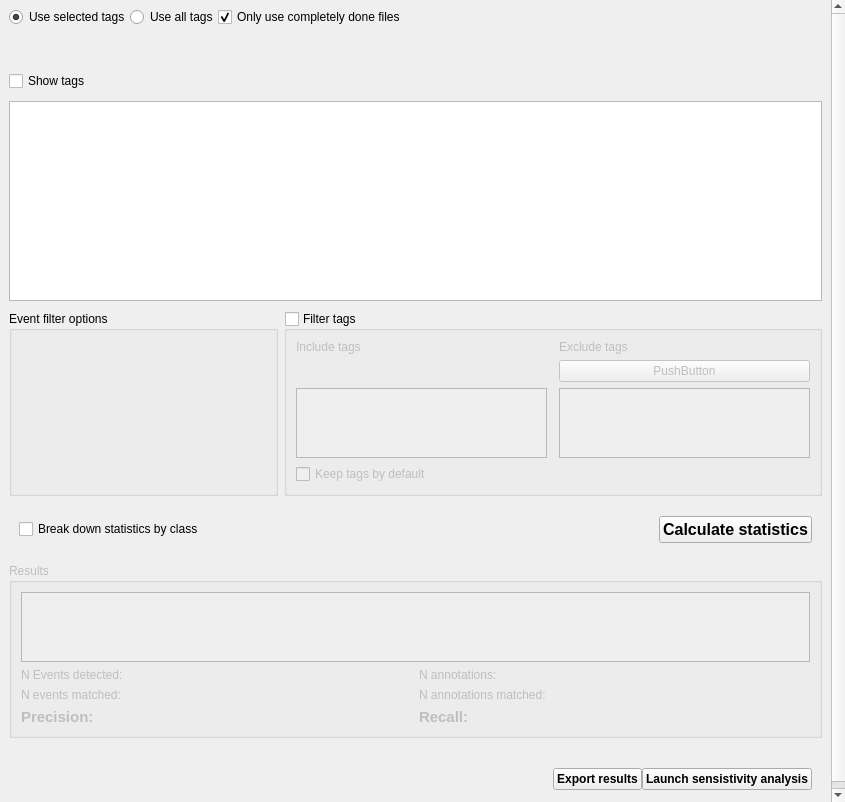
Above: src/gui/widgets/analysis/ui/detection_evaluator.ui from Vin985/ecosongs before the change. Below: the same form after it.
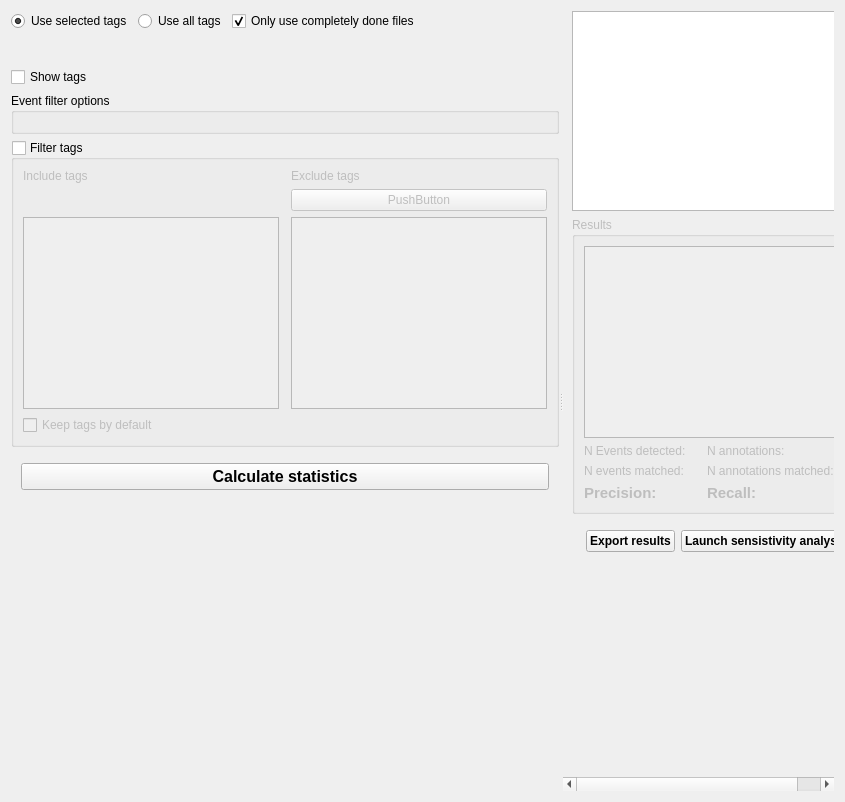
That is the form after the change. Custom widgets are drawn as their Qt base class.

What changed in the file:
```diff
--- a/src/gui/widgets/analysis/ui/detection_evaluator.ui
+++ b/src/gui/widgets/analysis/ui/detection_evaluator.ui
@@ -24,136 +24,54 @@
   <property name="windowTitle">
    <string>Form</string>
   </property>
-  <layout class="QVBoxLayout" name="verticalLayout_4">
-   <property name="spacing">
-    <number>0</number>
-   </property>
-   <property name="leftMargin">
-    <number>0</number>
-   </property>
-   <property name="topMargin">
-    <number>0</number>
-   </property>
-   <property name="rightMargin">
-    <number>0</number>
-   </property>
-   <property name="bottomMargin">
-    <number>0</number>
-   </property>
+  <layout class="QHBoxLayout" name="horizontalLayout_5">
    <item>
-    <widget class="QScrollArea" name="scrollArea">
-     <property name="frameShape">
-      <enum>QFrame::NoFrame</enum>
+    <widget class="QSplitter" name="splitter">
+     <property name="orientation">
+      <enum>Qt::Horizontal</enum>
      </property>
-     <property name="widgetResizable">
-      <bool>true</bool>
-     </property>
-     <widget class="QWidget" name="scrollAreaWidgetContents">
-      <property name="geometry">
-       <rect>
-        <x>0</x>
-        <y>0</y>
-        <width>831</width>
-        <height>837</height>
-       </rect>
-      </property>
-      <layout class="QGridLayout" name="gridLayout_3">
-       <property name="leftMargin">
-        <number>9</number>
-       </property>
-       <property name="topMargin">
-        <number>7</number>
-       </property>
-       <property name="rightMargin">
-        <number>9</number>
-       </property>
+     <widget class="QWidget" name="verticalLayoutWidget">
+      <layout class="QVBoxLayout" name="verticalLayout_5">
        <property name="bottomMargin">
-        <number>9</number>
+        <number>15</number>
        </property>
-       <property name="verticalSpacing">
-        <number>10</number>
-       </property>
-       <item row="17" column="0" colspan="2">
-        <layout class="QHBoxLayout" name="horizontalLayout_4">
-         <property name="leftMargin">
-          <number>10</number>
-         </property>
-         <property name="topMargin">
-          <number>10</number>
-         </property>
-         <property name="rightMargin">
-          <number>10</number>
-         </property>
-         <property name="bottomMargin">
-          <number>10</number>
-         </property>
+       <item>
+        <layout class="QHBoxLayout" name="horizontalLayout_3">
          <item>
-          <spacer name="horizontalSpacer_5">
-           <property name="orientation">
-            <enum>Qt::Horizontal</enum>
-           </property>
-           <property name="sizeHint" stdset="0">
-            <size>
-             <width>40</width>
-             <height>20</height>
-            </size>
-           </property>
-          </spacer>
-         </item>
-         <item>
-          <widget class="QPushButton" name="btn_export">
-           <property name="font">
-            <font>
-             <family>Ubuntu</family>
-             <weight>75</weight>
-             <bold>true</bold>
-            </font>
-           </property>
+          <widget class="QRadioButton" name="radio_selected">
            <property name="text">
-            <string>Export results</string>
+            <string>Use selected tags</string>
            </property>
+           <property name="checked">
+            <bool>true</bool>
+           </property>
+           <attribute name="buttonGroup">
+            <string notr="true">buttonGroup</string>
+           </attribute>
           </widget>
          </item>
          <item>
-          <widget class="QPushButton" name="btn_sensitivity">
-           <property name="font">
-            <font>
-             <family>Ubuntu</family>
-             <pointsize>9</pointsize>
-             <weight>75</weight>
-             <bold>true</bold>
-            </font>
-           </property>
+          <widget class="QRadioButton" name="radio_all">
            <property name="text">
-            <string>Launch sensistivity analysis</string>
+            <string>Use all tags</string>
            </property>
+           <attribute name="buttonGroup">
+            <string notr="true">buttonGroup</string>
+           </attribute>
           </widget>
          </item>
-        </layout>
-       </item>
-       <item row="7" column="0" colspan="2">
-        <layout class="QHBoxLayout" name="horizontalLayout_2">
-         <property name="leftMargin">
-          <number>10</number>
-         </property>
-         <property name="topMargin">
-          <number>10</number>
-         </property>
-         <property name="rightMargin">
-          <number>10</number>
-         </property>
-         <property name="bottomMargin">
-          <number>10</number>
-         </property>
          <item>
-          <widget class="QCheckBox" name="checkbox_by_class">
+          <widget class="QCheckBox" name="checkbox_only_done">
            <property name="text">
-            <string>Break down statistics by class</string>
+            <string>Only use completely done files</string>
            </property>
+           <property name="checked">
+            <bool>true</bool>
+           </property>
           </widget>
          </item>
          <item>
-          <spacer name="horizontalSpacer_4">
+          <spacer name="horizontalSpacer_2">
            <property name="orientation">
             <enum>Qt::Horizontal</enum>
            </property>
@@ -165,71 +83,57 @@
            </property>
           </spacer>
          </item>
+        </layout>
+       </item>
+       <item>
+        <layout class="QHBoxLayout" name="horizontalLayout">
+         <property name="leftMargin">
+          <number>5</number>
+         </property>
+         <property name="topMargin">
+          <number>5</number>
+         </property>
+         <property name="rightMargin">
+          <number>5</number>
+         </property>
+         <property name="bottomMargin">
+          <number>5</number>
+         </property>
          <item>
-          <widget class="QPushButton" name="btn_calculate">
-           <property name="font">
-            <font>
-             <family>Ubuntu</family>
-             <pointsize>12</pointsize>
-             <weight>75</weight>
-             <bold>true</bold>
-            </font>
-           </property>
+          <widget class="QLabel" name="lbl_selected_tags">
            <property name="text">
-            <string>Calculate statistics</string>
+            <string/>
            </property>
           </widget>
          </item>
         </layout>
        </item>
-       <item row="10" column="0">
-        <spacer name="verticalSpacer">
-         <property name="orientation">
-          <enum>Qt::Vertical</enum>
+       <item>
+        <widget class="QCheckBox" name="checkbox_show_tags">
+         <property name="text">
+          <string>Show tags</string>
          </property>
-         <property name="sizeHint" stdset="0">
-          <size>
-           <width>20</width>
-           <height>40</height>
-          </size>
-         </property>
-        </spacer>
+        </widget>
        </item>
-       <item row="10" column="0">
-        <widget class="QWidget" name="options_widget" native="true">
-         <property name="enabled">
-          <bool>true</bool>
+       <item>
+        <widget class="QGroupBox" name="groupBox">
+         <property name="sizePolicy">
+          <sizepolicy hsizetype="Preferred" vsizetype="Preferred">
+           <horstretch>1</horstretch>
+           <verstretch>0</verstretch>
+          </sizepolicy>
          </property>
-         <layout class="QVBoxLayout" name="verticalLayout">
-          <property name="leftMargin">
-           <number>0</number>
-          </property>
-          <property name="topMargin">
-           <number>0</number>
-          </property>
-          <property name="rightMargin">
-           <number>0</number>
-          </property>
-          <property name="bottomMargin">
-           <number>0</number>
-          </property>
+         <property name="title">
+          <string>Event filter options</string>
+         </property>
+         <layout class="QVBoxLayout" name="verticalLayout_3">
+          <item>
+           <widget class="SongEventsOptions" name="song_events_options" native="true"/>
+          </item>
          </layout>
         </widget>
        </item>
-       <item row="3" column="0" colspan="2">
-        <widget class="DataFrameTableView" name="table_tags">
-         <property name="minimumSize">
-          <size>
-           <width>0</width>
-           <height>200</height>
-          </size>
-         </property>
-         <attribute name="horizontalHeaderStretchLastSection">
-          <bool>true</bool>
-         </attribute>
-        </widget>
-       </item>
-       <item row="4" column="1">
+       <item>
         <widget class="QGroupBox" name="groupBox_2">
          <property name="enabled">
           <bool>true</bool>
@@ -253,26 +157,6 @@
           <property name="topMargin">
            <number>9</number>
           </property>
-          <item row="0" column="2">
-           <widget class="QLabel" name="label_10">
-            <property name="sizePolicy">
-             <sizepolicy hsizetype="Maximum" vsizetype="Preferred">
-              <horstretch>0</horstretch>
-              <verstretch>0</verstretch>
-             </sizepolicy>
-            </property>
-            <property name="text">
-             <string>Exclude tags</string>
-            </property>
-           </widget>
-          </item>
-          <item row="2" column="0">
-           <widget class="QListWidget" name="list_include_tag">
-            <property name="selectionMode">
-             <enum>QAbstractItemView::MultiSelection</enum>
-            </property>
-           </widget>
-          </item>
           <item row="0" column="0">
            <widget class="QLabel" name="label_8">
             <property name="sizePolicy">
@@ -286,13 +170,6 @@
             </property>
            </widget>
           </item>
-          <item row="3" column="0" colspan="2">
-           <widget class="QCheckBox" name="checkbox_keep_by_default">
-            <property name="text">
-             <string>Keep tags by default</string>
-            </property>
-           </widget>
-          </item>
           <item row="1" column="2">
            <widget class="QPushButton" name="pushButton">
             <property name="text">
@@ -307,290 +184,363 @@
             </property>
            </widget>
           </item>
-          <item row="4" column="0">
-           <spacer name="verticalSpacer_3">
-            <property name="orientation">
-             <enum>Qt::Vertical</enum>
+          <item row="2" column="0">
+           <widget class="QListWidget" name="list_include_tag">
+            <property name="selectionMode">
+             <enum>QAbstractItemView::MultiSelection</enum>
             </property>
-            <property name="sizeHint" stdset="0">
-             <size>
-              <width>20</width>
-              <height>40</height>
-             </size>
+           </widget>
+          </item>
+          <item row="0" column="2">
+           <widget class="QLabel" name="label_10">
+            <property name="sizePolicy">
+             <sizepolicy hsizetype="Maximum" vsizetype="Preferred">
+              <horstretch>0</horstretch>
+              <verstretch>0</verstretch>
+             </sizepolicy>
             </property>
-           </spacer>
+            <property name="text">
+             <string>Exclude tags</string>
+            </property>
+           </widget>
+          </item>
+          <item row="3" column="0" colspan="2">
+           <widget class="QCheckBox" name="checkbox_keep_by_default">
+            <property name="text">
+             <string>Keep tags by default</string>
+            </property>
+           </widget>
           </item>
          </layout>
         </widget>
        </item>
-       <item row="8" column="0" colspan="2">
-        <widget class="QWidget" name="results_widget" native="true">
-         <property name="enabled">
-          <bool>false</bool>
+       <item>
+        <layout class="QHBoxLayout" name="horizontalLayout_2">
+         <property name="leftMargin">
+          <number>10</number>
          </property>
-         <layout class="QVBoxLayout" name="verticalLayout_2">
-          <property name="leftMargin">
-           <number>0</number>
-          </property>
-          <property name="topMargin">
-           <number>0</number>
-          </property>
-          <property name="rightMargin">
-           <number>0</number>
-          </property>
-          <property name="bottomMargin">
-           <number>0</number>
-          </property>
+         <property name="topMargin">
+          <number>10</number>
+         </property>
+         <property name="rightMargin">
+          <number>10</number>
+         </property>
+         <property name="bottomMargin">
+          <number>10</number>
+         </property>
+         <item>
+          <widget class="QPushButton" name="btn_calculate">
+           <property name="font">
+            <font>
+             <family>Ubuntu</family>
+             <pointsize>12</pointsize>
+             <weight>75</weight>
+             <bold>true</bold>
+            </font>
+           </property>
+           <property name="text">
+            <string>Calculate statistics</string>
+           </property>
+          </widget>
+         </item>
+        </layout>
+       </item>
+       <item>
+        <spacer name="verticalSpacer_2">
+         <property name="orientation">
+          <enum>Qt::Vertical</enum>
+         </property>
+         <property name="sizeHint" stdset="0">
+          <size>
+           <width>20</width>
+           <height>40</height>
+          </size>
+         </property>
+        </spacer>
+       </item>
+      </layout>
+     </widget>
+     <widget class="QScrollArea" name="scrollArea">
+      <property name="sizePolicy">
+       <sizepolicy hsizetype="Expanding" vsizetype="Expanding">
+        <horstretch>2</horstretch>
+        <verstretch>0</verstretch>
+       </sizepolicy>
+      </property>
+      <property name="frameShape">
+       <enum>QFrame::NoFrame</enum>
+      </property>
+      <property name="widgetResizable">
+       <bool>true</bool>
+      </property>
+      <widget class="QWidget" name="scrollAreaWidgetContents">
+       <property name="geometry">
+        <rect>
+         <x>0</x>
+         <y>0</y>
+         <width>326</width>
+         <height>770</height>
+        </rect>
+       </property>
+       <layout class="QVBoxLayout" name="verticalLayout">
+        <property name="leftMargin">
+         <number>9</number>
+        </property>
+        <property name="topMargin">
+         <number>0</number>
+        </property>
+        <property name="rightMargin">
+         <number>0</number>
+        </property>
+        <property name="bottomMargin">
+         <number>0</number>
+        </property>
+        <item>
+         <layout class="QVBoxLayout" name="verticalLayout_6">
           <item>
-           <widget class="QGroupBox" name="groupBox_3">
+           <widget class="DataFrameTableView" name="table_tags">
+            <property name="minimumSize">
+             <size>
+              <width>0</width>
+              <height>200</height>
+             </size>
+            </property>
+            <attribute name="horizontalHeaderStretchLastSection">
+             <bool>true</bool>
+            </attribute>
+           </widget>
+          </item>
+          <item>
+           <widget class="QWidget" name="results_widget" native="true">
             <property name="enabled">
              <bool>false</bool>
             </property>
-            <property name="title">
-             <string>Results</string>
-            </property>
-            <layout class="QGridLayout" name="gridLayout_2">
-             <item row="2" column="1">
-              <widget class="QLabel" name="lbl_events_matched">
-               <property name="text">
-                <string/>
+            <layout class="QVBoxLayout" name="verticalLayout_2">
+             <property name="leftMargin">
+              <number>0</number>
+             </property>
+             <property name="topMargin">
+              <number>0</number>
+             </property>
+             <property name="rightMargin">
+              <number>0</number>
+             </property>
+             <property name="bottomMargin">
+              <number>0</number>
+             </property>
+             <item>
+              <widget class="QGroupBox" name="groupBox_3">
+               <property name="enabled">
+                <bool>false</bool>
                </property>
-              </widget>
-             </item>
-             <item row="3" column="3">
-              <widget class="QLabel" name="lbl_recall">
-               <property name="font">
-                <font>
-                 <family>Ubuntu</family>
-                 <pointsize>11</pointsize>
-                 <weight>75</weight>
-                 <bold>true</bold>
-                </font>
+               <property name="title">
+                <string>Results</string>
                </property>
-               <property name="text">
-                <string/>
-               </property>
-              </widget>
-             </item>
-             <item row="1" column="3">
-              <widget class="QLabel" name="lbl_n_annots">
-               <property name="text">
-                <string/>
-               </property>
-              </widget>
-             </item>
-             <item row="2" column="2">
-              <widget class="QLabel" name="label_22">
-               <property name="text">
-                <string>N annotations matched:</string>
-               </property>
-              </widget>
-             </item>
-             <item row="3" column="1">
-              <widget class="QLabel" name="lbl_precision">
-               <property name="font">
-                <font>
-                 <family>Ubuntu</family>
-                 <pointsize>11</pointsize>
-                 <weight>75</weight>
-                 <bold>true</bold>
-                </font>
-               </property>
-               <property name="text">
-                <string/>
-               </property>
-              </widget>
-             </item>
-             <item row="3" column="0">
-              <widget class="QLabel" name="label_13">
-               <property name="font">
-                <font>
-                 <family>Ubuntu</family>
-                 <pointsize>11</pointsize>
-                 <weight>75</weight>
-                 <bold>true</bold>
-                </font>
-               </property>
-               <property name="text">
-                <string>Precision:</string>
-               </property>
-              </widget>
-             </item>
-             <item row="1" column="1">
-              <widget class="QLabel" name="lbl_n_events">
-               <property name="text">
-                <string/>
-               </property>
-              </widget>
-             </item>
-             <item row="3" column="2">
-              <widget class="QLabel" name="label_15">
-               <property name="font">
-                <font>
-                 <family>Ubuntu</family>
-                 <pointsize>11</pointsize>
-                 <weight>75</weight>
-                 <bold>true</bold>
-                </font>
-               </property>
-               <property name="text">
-                <string>Recall:</string>
-               </property>
-              </widget>
-             </item>
-             <item row="1" column="0">
-              <widget class="QLabel" name="label_17">
-               <property name="text">
-                <string>N Events detected:</string>
-               </property>
-              </widget>
-             </item>
-             <item row="2" column="0">
-              <widget class="QLabel" name="label_21">
-               <property name="text">
-                <string>N events matched:</string>
-               </property>
-              </widget>
-             </item>
-             <item row="2" column="3">
-              <widget class="QLabel" name="lbl_annots_matched">
-               <property name="text">
-                <string/>
-               </property>
-              </widget>
-             </item>
-             <item row="1" column="2">
-              <widget class="QLabel" name="label_18">
-               <property name="text">
-                <string>N annotations:</string>
-               </property>
-              </widget>
-             </item>
-             <item row="0" column="0" colspan="4">
-              <widget class="DataFrameTableView" name="table_results">
-               <attribute name="horizontalHeaderStretchLastSection">
-                <bool>true</bool>
-               </attribute>
+               <layout class="QGridLayout" name="gridLayout_2">
+                <item row="2" column="1">
+                 <widget class="QLabel" name="lbl_events_matched">
+                  <property name="text">
+                   <string/>
+                  </property>
+                 </widget>
+                </item>
+                <item row="3" column="0">
+                 <widget class="QLabel" name="label_13">
+                  <property name="font">
+                   <font>
+                    <family>Ubuntu</family>
+                    <pointsize>11</pointsize>
+                    <weight>75</weight>
+                    <bold>true</bold>
+                   </font>
+                  </property>
+                  <property name="text">
+                   <string>Precision:</string>
+                  </property>
+                 </widget>
+                </item>
+                <item row="0" column="0" colspan="4">
+                 <widget class="DataFrameTableView" name="table_results">
+                  <attribute name="horizontalHeaderStretchLastSection">
+                   <bool>true</bool>
+                  </attribute>
+                 </widget>
+                </item>
+                <item row="2" column="2">
+                 <widget class="QLabel" name="label_22">
+                  <property name="text">
+                   <string>N annotations matched:</string>
+                  </property>
+                 </widget>
+                </item>
+                <item row="1" column="2">
+                 <widget class="QLabel" name="label_18">
+                  <property name="text">
+                   <string>N annotations:</string>
+                  </property>
+                 </widget>
+                </item>
+                <item row="3" column="3">
+                 <widget class="QLabel" name="lbl_recall">
+                  <property name="font">
+                   <font>
+                    <family>Ubuntu</family>
+                    <pointsize>11</pointsize>
+                    <weight>75</weight>
+                    <bold>true</bold>
+                   </font>
+                  </property>
+                  <property name="text">
+                   <string/>
+                  </property>
+                 </widget>
+                </item>
+                <item row="1" column="0">
+                 <widget class="QLabel" name="label_17">
+                  <property name="text">
+                   <string>N Events detected:</string>
+                  </property>
+                 </widget>
+                </item>
+                <item row="2" column="3">
+                 <widget class="QLabel" name="lbl_annots_matched">
+                  <property name="text">
+                   <string/>
+                  </property>
+                 </widget>
+                </item>
+                <item row="1" column="1">
+                 <widget class="QLabel" name="lbl_n_events">
+                  <property name="text">
+                   <string/>
+                  </property>
+                 </widget>
+                </item>
+                <item row="1" column="3">
+                 <widget class="QLabel" name="lbl_n_annots">
+                  <property name="text">
+                   <string/>
+                  </property>
+                 </widget>
+                </item>
+                <item row="3" column="2">
+                 <widget class="QLabel" name="label_15">
+                  <property name="font">
+                   <font>
+                    <family>Ubuntu</family>
+                    <pointsize>11</pointsize>
+                    <weight>75</weight>
+                    <bold>true</bold>
+                   </font>
+                  </property>
+                  <property name="text">
+                   <string>Recall:</string>
+                  </property>
+                 </widget>
+                </item>
+                <item row="2" column="0">
+                 <widget class="QLabel" name="label_21">
+                  <property name="text">
+                   <string>N events matched:</string>
+                  </property>
+                 </widget>
+                </item>
+                <item row="3" column="1">
+                 <widget class="QLabel" name="lbl_precision">
+                  <property name="font">
+                   <font>
+                    <family>Ubuntu</family>
+                    <pointsize>11</pointsize>
+                    <weight>75</weight>
+                    <bold>true</bold>
+                   </font>
+                  </property>
+                  <property name="text">
+                   <string/>
+                  </property>
+                 </widget>
+                </item>
+               </layout>
               </widget>
              </item>
             </layout>
            </widget>
           </item>
-         </layout>
-        </widget>
-       </item>
-       <item row="4" column="0">
-        <widget class="QGroupBox" name="groupBox">
-         <property name="sizePolicy">
-          <sizepolicy hsizetype="Preferred" vsizetype="Preferred">
-           <horstretch>1</horstretch>
-           <verstretch>0</verstretch>
-          </sizepolicy>
-         </property>
-         <property name="title">
-          <string>Event filter options</string>
-         </property>
-         <layout class="QVBoxLayout" name="verticalLayout_3">
           <item>
-           <widget class="SongEventsOptions" name="song_events_options" native="true"/>
-          </item>
-          <item>
-           <spacer name="verticalSpacer_2">
-            <property name="orientation">
-             <enum>Qt::Vertical</enum>
+           <layout class="QHBoxLayout" name="horizontalLayout_4">
+            <property name="leftMargin">
+             <number>10</number>
             </property>
-            <property name="sizeHint" stdset="0">
-             <size>
-              <width>20</width>
-              <height>40</height>
-             </size>
+            <property name="topMargin">
+             <number>10</number>
             </property>
-           </spacer>
+            <property name="rightMargin">
+             <number>10</number>
+            </property>
+            <property name="bottomMargin">
+             <number>10</number>
+            </property>
+            <item>
+             <spacer name="horizontalSpacer_5">
+              <property name="orientation">
+               <enum>Qt::Horizontal</enum>
+              </property>
+              <property name="sizeHint" stdset="0">
+               <size>
+                <width>40</width>
+                <height>20</height>
+               </size>
+              </property>
+             </spacer>
+            </item>
+            <item>
+             <widget class="QPushButton" name="btn_export">
+              <property name="font">
+               <font>
+                <family>Ubuntu</family>
+                <weight>75</weight>
+                <bold>true</bold>
+               </font>
+              </property>
+              <property name="text">
+               <string>Export results</string>
+              </property>
+             </widget>
+            </item>
+            <item>
+             <widget class="QPushButton" name="btn_sensitivity">
+              <property name="font">
+               <font>
+                <family>Ubuntu</family>
+                <pointsize>9</pointsize>
+                <weight>75</weight>
+                <bold>true</bold>
+               </font>
+              </property>
+              <property name="text">
+               <string>Launch sensistivity analysis</string>
+              </property>
+             </widget>
+            </item>
+           </layout>
           </item>
          </layout>
-        </widget>
-       </item>
-       <item row="0" column="0" colspan="2">
-        <layout class="QHBoxLayout" name="horizontalLayout_3">
-         <item>
-          <widget class="QRadioButton" name="radio_selected">
-           <property name="text">
-            <string>Use selected tags</string>
-           </property>
-           <property name="checked">
-            <bool>true</bool>
-           </property>
-           <attribute name="buttonGroup">
-            <string notr="true">buttonGroup</string>
-           </attribute>
-          </widget>
-         </item>
-         <item>
-          <widget class="QRadioButton" name="radio_all">
-           <property name="text">
-            <string>Use all tags</string>
-           </property>
-           <attribute name="buttonGroup">
-            <string notr="true">buttonGroup</string>
-           </attribute>
-          </widget>
-         </item>
-         <item>
-          <widget class="QCheckBox" name="checkbox_only_done">
-           <property name="text">
-            <string>Only use completely done files</string>
-           </property>
-           <property name="checked">
-            <bool>true</bool>
-           </property>
-          </widget>
-         </item>
-         <item>
-          <spacer name="horizontalSpacer_2">
-           <property name="orientation">
-            <enum>Qt::Horizontal</enum>
-           </property>
-           <property name="sizeHint" stdset="0">
-            <size>
-             <width>40</width>
-             <height>20</height>
-            </size>
-           </property>
-          </spacer>
-         </item>
-        </layout>
-       </item>
-       <item row="1" column="0" colspan="2">
-        <layout class="QHBoxLayout" name="horizontalLayout">
-         <property name="leftMargin">
-          <number>5</number>
-         </property>
-         <property name="topMargin">
-          <number>5</number>
-         </property>
-         <property name="rightMargin">
-          <number>5</number>
-         </property>
-         <property name="bottomMargin">
-          <number>5</number>
-         </property>
-         <item>
-          <widget class="QLabel" name="lbl_selected_tags">
-           <property name="text">
-            <string/>
-           </property>
-          </widget>
-         </item>
-        </layout>
-       </item>
-       <item row="2" column="0" colspan="2">
-        <widget class="QCheckBox" name="checkbox_show_tags">
-         <property name="text">
-          <string>Show tags</string>
-         </property>
-        </widget>
-       </item>
-      </layout>
+        </item>
+        <item>
+         <spacer name="verticalSpacer">
+          <property name="orientation">
+           <enum>Qt::Vertical</enum>
+          </property>
+          <property name="sizeHint" stdset="0">
+           <size>
+            <width>20</width>
+            <height>40</height>
+           </size>
+          </property>
+         </spacer>
+        </item>
+       </layout>
+      </widget>
      </widget>
     </widget>
    </item>
```
